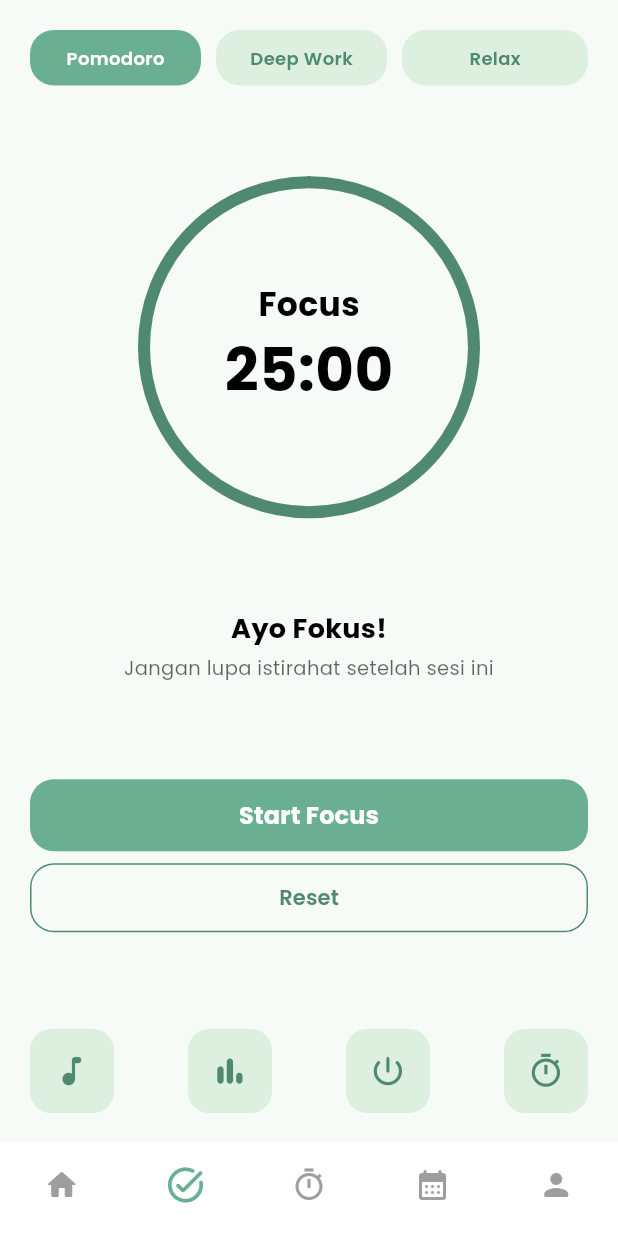
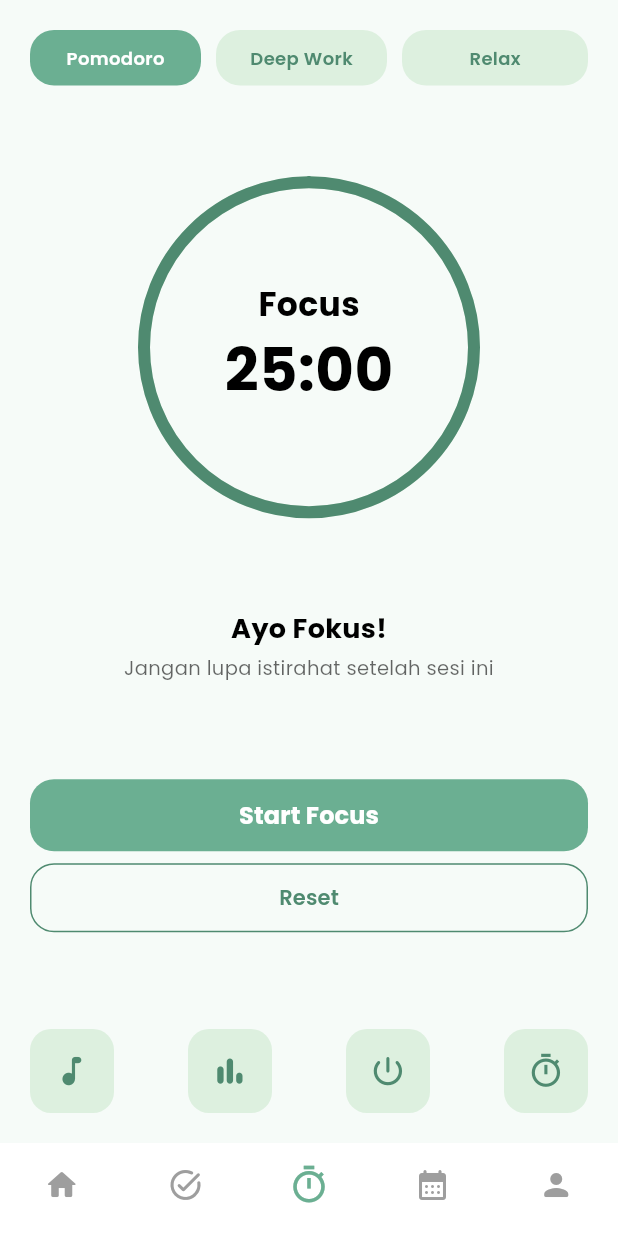
Before and after one commit to jihan-nurlita/habit-grow, a Flutter app: the FocusPage screen opened directly, on a phone screen of 412 x 824 dp. Run offline on Flutter 3.47's test engine with Material 3 defaults, Android fonts, the phone set to English and light mode, and no system bars; our stand-ins replace fl_chart, google_fonts, image_picker, shared_preferences, smooth_page_indicator; accounts and stored records are empty.

Commit message:
Initial commit

```diff
--- a/lib/pages/focus/focus_page.dart
+++ b/lib/pages/focus/focus_page.dart
@@ -17,7 +17,7 @@ class FocusPage extends StatelessWidget {
       /// =========================
       /// BOTTOM NAVBAR
       /// =========================
-      bottomNavigationBar: const CustomBottomNav(currentIndex: 1),
+      bottomNavigationBar: const CustomBottomNav(currentIndex: 2),
 
       backgroundColor: theme.backgroundColor,
       body: SafeArea(
```
